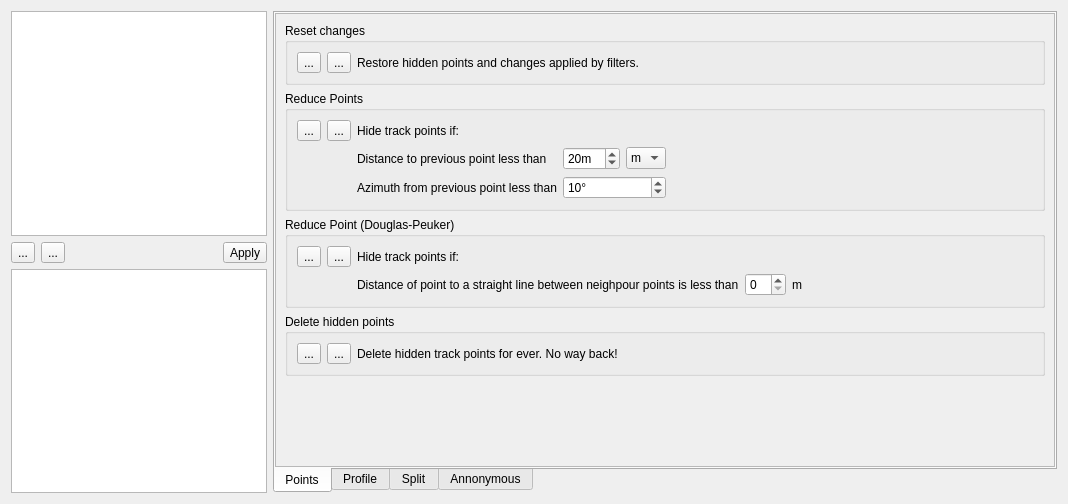
Before: the Qt Designer form src/ITrackFilterWidget.ui in ntruchsess/QLandkarteGT, drawn with Qt 5.
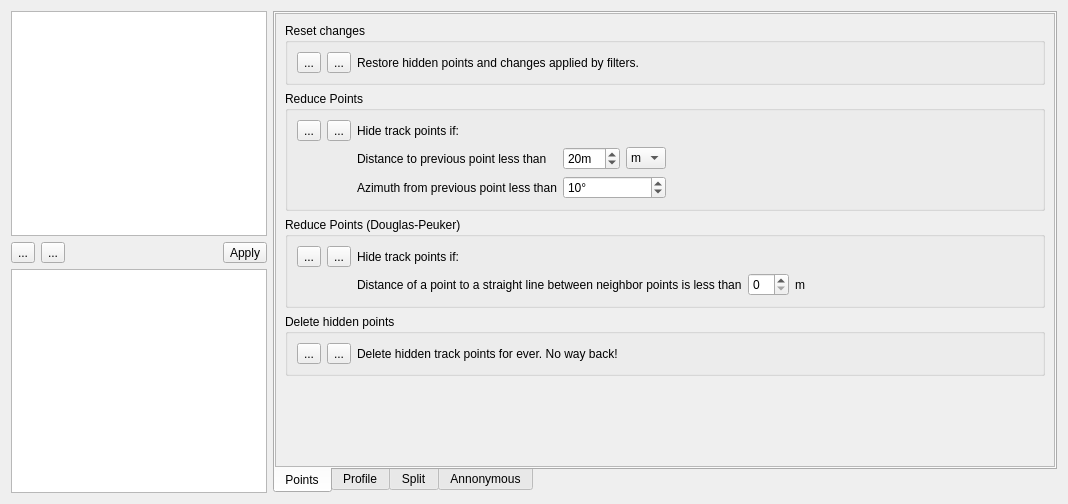
After: the same form once the commit is applied. Icons and pictures are not drawn.

Patch:
```diff
--- a/src/ITrackFilterWidget.ui
+++ b/src/ITrackFilterWidget.ui
@@ -318,7 +318,7 @@
            <item>
             <widget class="QGroupBox" name="groupReducePoints2">
              <property name="title">
-              <string>Reduce Point (Douglas-Peuker)</string>
+              <string>Reduce Points (Douglas-Peuker)</string>
              </property>
              <layout class="QGridLayout" name="gridLayout_10">
               <item row="0" column="0">
@@ -359,7 +359,7 @@
                  </sizepolicy>
                 </property>
                 <property name="text">
-                 <string>Distance of point to a straight line between neighpour points is less than</string>
+                 <string>Distance of a point to a straight line between neighbor points is less than</string>
                 </property>
                </widget>
               </item>
```
